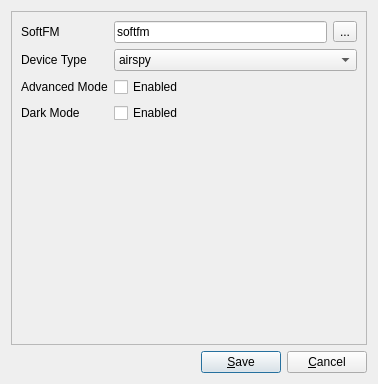
Before: the Qt Designer form SettingsDialog.ui in huseyinkozan/softfm-gui, drawn with Qt 5.
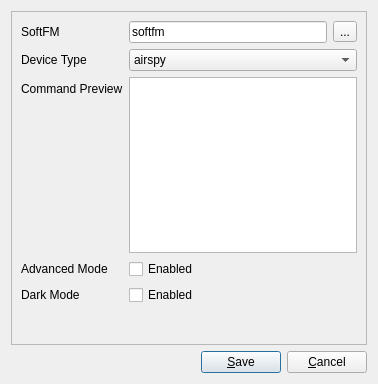
After: the same form once the commit is applied.

What changed in the file:
```diff
--- a/SettingsDialog.ui
+++ b/SettingsDialog.ui
@@ -48,7 +48,7 @@
         </item>
        </layout>
       </item>
-      <item row="4" column="0" colspan="2">
+      <item row="5" column="0" colspan="2">
        <spacer name="verticalSpacer">
         <property name="orientation">
          <enum>Qt::Vertical</enum>
@@ -61,28 +61,28 @@
         </property>
        </spacer>
       </item>
-      <item row="2" column="0">
+      <item row="3" column="0">
        <widget class="QLabel" name="advancedModeLabel">
         <property name="text">
          <string>Advanced Mode</string>
         </property>
        </widget>
       </item>
-      <item row="2" column="1">
+      <item row="3" column="1">
        <widget class="QCheckBox" name="advancedModeCheckBox">
         <property name="text">
          <string>Enabled</string>
         </property>
        </widget>
       </item>
-      <item row="3" column="0">
+      <item row="4" column="0">
        <widget class="QLabel" name="darkModeLabel">
         <property name="text">
          <string>Dark Mode</string>
         </property>
        </widget>
       </item>
-      <item row="3" column="1">
+      <item row="4" column="1">
        <widget class="QCheckBox" name="darkModeCheckBox">
         <property name="text">
          <string>Enabled</string>
@@ -125,6 +125,16 @@
         </item>
        </widget>
       </item>
+      <item row="2" column="0">
+       <widget class="QLabel" name="commandPreviewLabel">
+        <property name="text">
+         <string>Command Preview</string>
+        </property>
+       </widget>
+      </item>
+      <item row="2" column="1">
+       <widget class="QTextEdit" name="commandPreviewTextEdit"/>
+      </item>
      </layout>
     </widget>
    </item>
```
